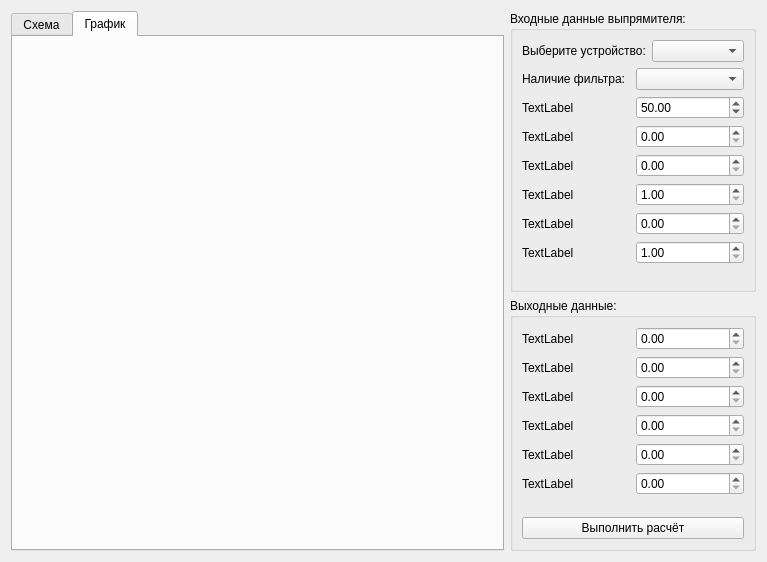
Qt form PowerSources/Rectifiers.ui (DKuzSer/Project_For_Rodin) before a commit.
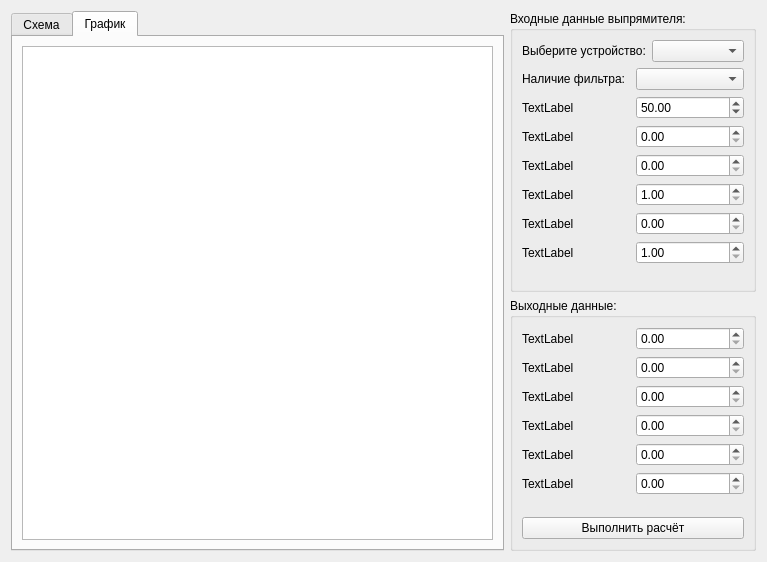
The same form after that commit. The open tabs and pages were chosen to show the change. Custom widgets are drawn as their Qt base class.

Diff of the .ui file:
```diff
--- a/PowerSources/Rectifiers.ui
+++ b/PowerSources/Rectifiers.ui
@@ -83,6 +83,11 @@
         <attribute name="title">
          <string>График</string>
         </attribute>
+        <layout class="QHBoxLayout" name="horizontalLayout_8">
+         <item>
+          <widget class="QChartView" name="graphicsView"/>
+         </item>
+        </layout>
        </widget>
       </widget>
      </item>
@@ -371,6 +376,13 @@
    </item>
   </layout>
  </widget>
+ <customwidgets>
+  <customwidget>
+   <class>QChartView</class>
+   <extends>QGraphicsView</extends>
+   <header>qchartview.h</header>
+  </customwidget>
+ </customwidgets>
  <resources/>
  <connections/>
 </ui>
```
Left out of the diff: 5 changed lines with no effect on the pictures.
